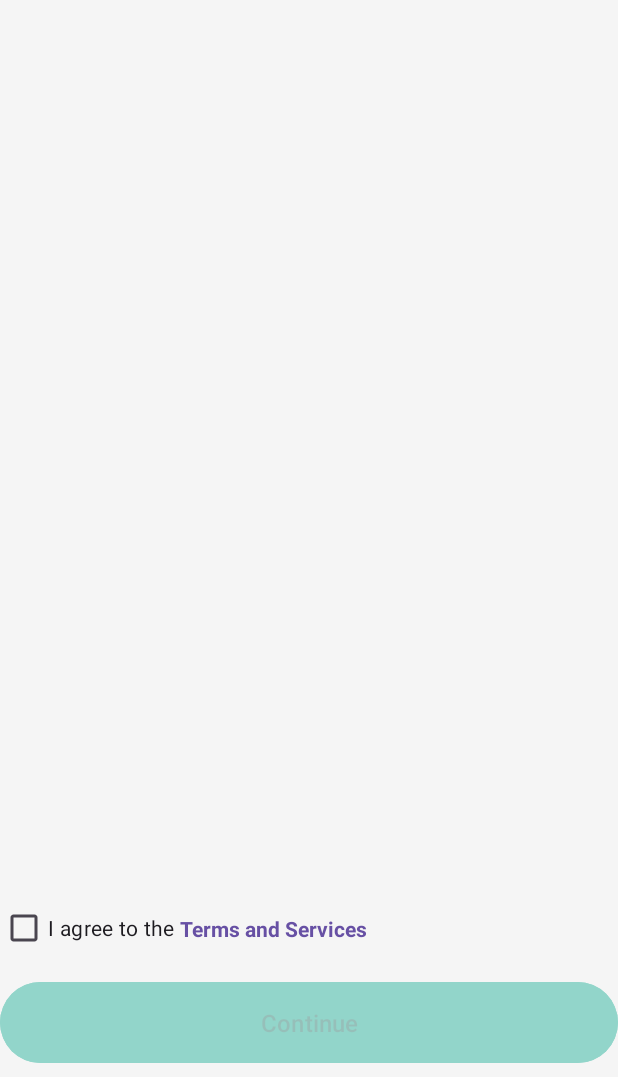
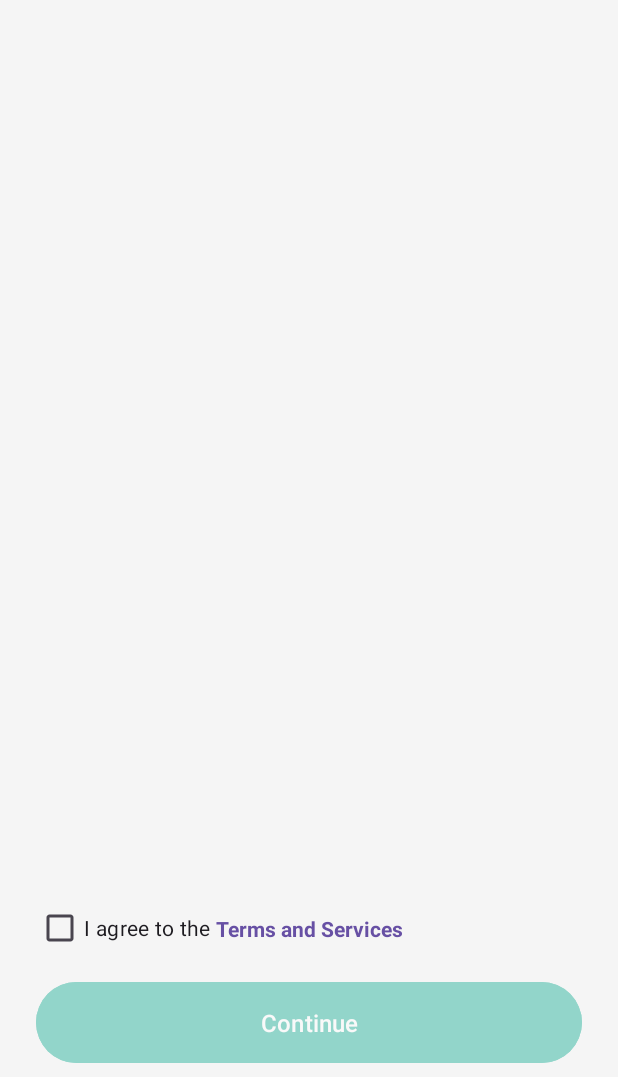
Before and after one commit to nexonsabanao/Capstone, an Android app: the screen it shows after launch (MainActivity), on a phone screen of 412 x 824 dp, the part 159-1236 px from its top. Run offline under Robolectric (Android 15) with nearby library versions, the phone set to English and light mode, and no system bars; our stand-ins replace Room's generated code.

Commit message:
version 1.1

```diff
--- a/app/src/main/res/layout/fragment_welcome.xml
+++ b/app/src/main/res/layout/fragment_welcome.xml
@@ -32,7 +32,7 @@
         android:layout_marginBottom="8dp"
         android:text="I agree to the"
         app:layout_constraintBottom_toTopOf="@id/accept_button"
-        app:layout_constraintStart_toStartOf="parent" />
+        app:layout_constraintStart_toStartOf="@id/accept_button" />
 
     <TextView
         android:id="@+id/terms_link"
@@ -50,11 +50,14 @@
         style="@style/Widget.Material3.Button"
         android:layout_width="0dp"
         android:layout_height="wrap_content"
-        android:alpha="0.4"
+        android:layout_marginHorizontal="24dp"
         android:backgroundTint="@color/green"
         android:paddingVertical="16dp"
         android:text="Continue"
         android:textSize="16sp"
+        android:textColor="@color/white"
+        android:enabled="false"
+        android:alpha="0.5"
         app:layout_constraintBottom_toBottomOf="parent"
         app:layout_constraintEnd_toEndOf="parent"
         app:layout_constraintStart_toStartOf="parent" />
```
